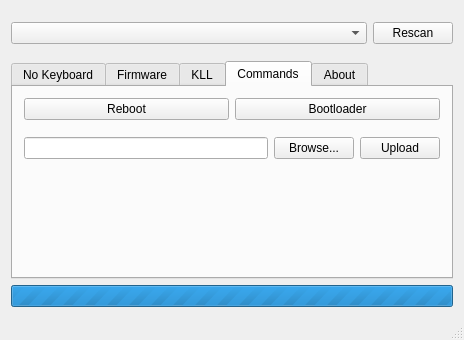
Before: the Qt Designer form mainwindow.ui in pok3r-custom/Pok3rConf, drawn with Qt 5.
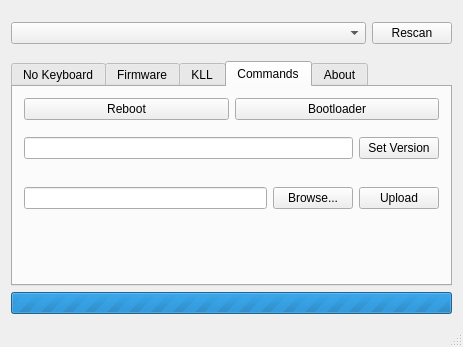
After: the same form once the commit is applied.

```diff
--- a/mainwindow.ui
+++ b/mainwindow.ui
@@ -6,8 +6,8 @@
    <rect>
     <x>0</x>
     <y>0</y>
-    <width>464</width>
-    <height>340</height>
+    <width>463</width>
+    <height>347</height>
    </rect>
   </property>
   <property name="windowTitle">
@@ -215,7 +215,7 @@
         <string>Commands</string>
        </attribute>
        <layout class="QGridLayout" name="gridLayout">
-        <item row="2" column="0" colspan="2">
+        <item row="3" column="0" colspan="2">
          <widget class="QWidget" name="widget" native="true">
           <layout class="QHBoxLayout" name="horizontalLayout_3">
            <property name="leftMargin">
@@ -264,7 +264,7 @@
           </property>
          </widget>
         </item>
-        <item row="3" column="0" colspan="2">
+        <item row="4" column="0" colspan="2">
          <spacer name="verticalSpacer_2">
           <property name="orientation">
            <enum>Qt::Vertical</enum>
@@ -277,6 +277,28 @@
           </property>
          </spacer>
         </item>
+        <item row="2" column="0" colspan="2">
+         <widget class="QWidget" name="widget_3" native="true">
+          <layout class="QHBoxLayout" name="horizontalLayout_4">
+           <property name="leftMargin">
+            <number>0</number>
+           </property>
+           <property name="rightMargin">
+            <number>0</number>
+           </property>
+           <item>
+            <widget class="QLineEdit" name="versionEdit"/>
+           </item>
+           <item>
+            <widget class="QPushButton" name="setVersionButton">
+             <property name="text">
+              <string>Set Version</string>
+             </property>
+            </widget>
+           </item>
+          </layout>
+         </widget>
+        </item>
        </layout>
       </widget>
       <widget class="QWidget" name="aboutTab">
```
Left out of the diff: 2 changed lines with no effect on the pictures.
